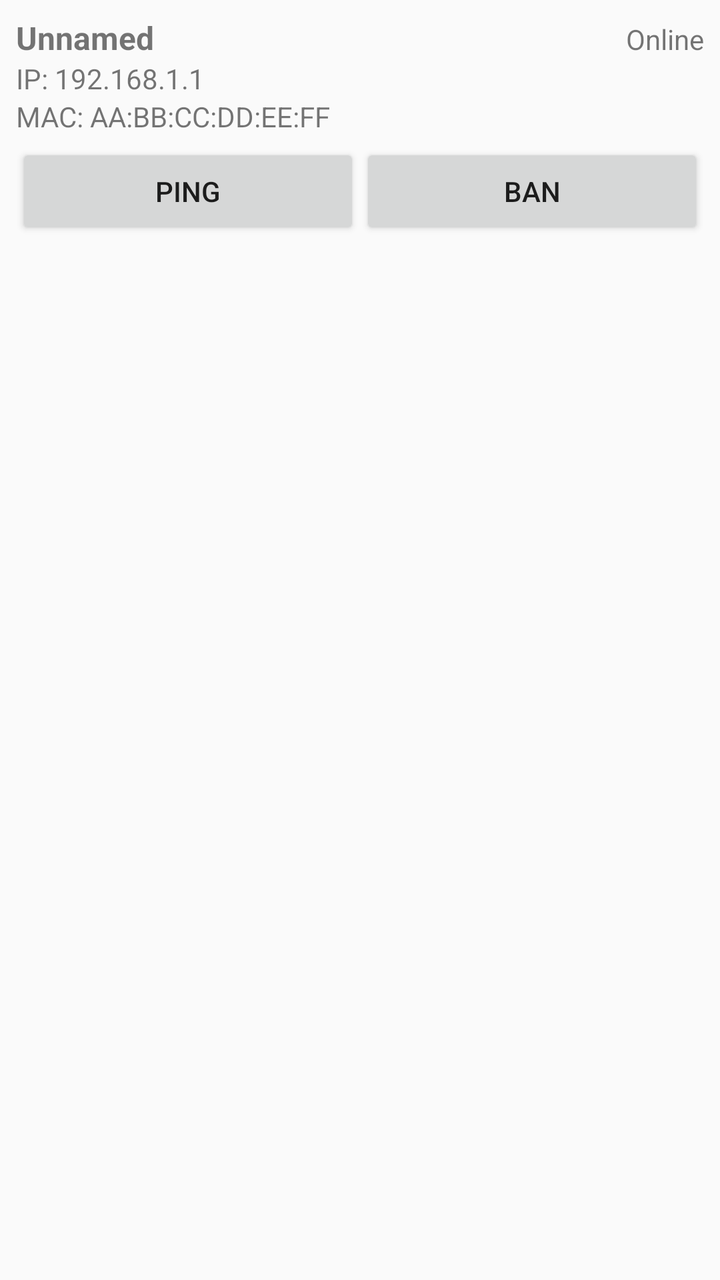
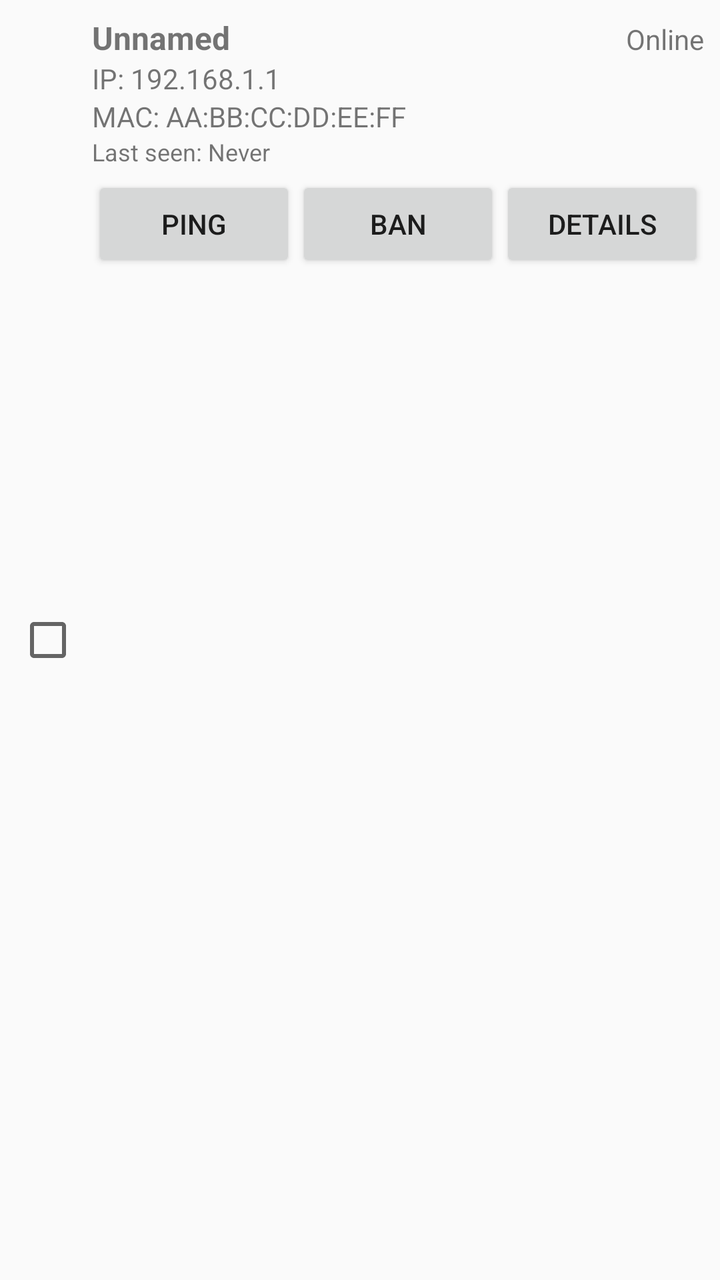

An Android layout rendered at two revisions. The XML below is the earlier revision; the diff shows what the commit changed to produce the second picture.
<!-- AndroidManifest.xml: application theme Theme.AppCompat.Light.DarkActionBar -->
<!-- res/layout/item_device.xml -->
<?xml version="1.0" encoding="utf-8"?>
<LinearLayout xmlns:android="http://schemas.android.com/apk/res/android"
    android:layout_width="match_parent"
    android:layout_height="wrap_content"
    android:orientation="vertical"
    android:padding="8dp"
    android:layout_marginBottom="4dp"
    >

    <LinearLayout android:layout_width="match_parent" android:layout_height="wrap_content" android:orientation="horizontal">
        <TextView android:id="@+id/tv_name" android:layout_width="0dp" android:layout_weight="1" android:layout_height="wrap_content" android:textSize="16sp" android:textStyle="bold" android:text="Unnamed" />
        <TextView android:id="@+id/tv_status" android:layout_width="wrap_content" android:layout_height="wrap_content" android:text="Online" />
    </LinearLayout>
    <TextView android:id="@+id/tv_ip" android:layout_width="match_parent" android:layout_height="wrap_content" android:text="IP: 192.168.1.1" />
    <TextView android:id="@+id/tv_mac" android:layout_width="match_parent" android:layout_height="wrap_content" android:text="MAC: AA:BB:CC:DD:EE:FF" />

    <LinearLayout android:layout_width="match_parent" android:layout_height="wrap_content" android:orientation="horizontal" android:layout_marginTop="4dp">
        <Button android:id="@+id/btn_ping" android:layout_width="0dp" android:layout_weight="1" android:layout_height="wrap_content" android:text="Ping" />
        <Button android:id="@+id/btn_ban" android:layout_width="0dp" android:layout_weight="1" android:layout_height="wrap_content" android:text="Ban" />
    </LinearLayout>
</LinearLayout>
<!-- resources referenced by this layout -->
<resources>

</resources>

<!-- the commit's change to res/layout/item_device.xml (unified diff, before → after) -->
@@ -2,20 +2,91 @@
 <LinearLayout xmlns:android="http://schemas.android.com/apk/res/android"
     android:layout_width="match_parent"
     android:layout_height="wrap_content"
-    android:orientation="vertical"
+    android:orientation="horizontal"
     android:padding="8dp"
-    android:layout_marginBottom="4dp"
-    >
+    android:layout_marginBottom="4dp">
 
-    <LinearLayout android:layout_width="match_parent" android:layout_height="wrap_content" android:orientation="horizontal">
-        <TextView android:id="@+id/tv_name" android:layout_width="0dp" android:layout_weight="1" android:layout_height="wrap_content" android:textSize="16sp" android:textStyle="bold" android:text="Unnamed" />
-        <TextView android:id="@+id/tv_status" android:layout_width="wrap_content" android:layout_height="wrap_content" android:text="Online" />
+    <CheckBox
+        android:id="@+id/cb_select"
+        android:layout_width="wrap_content"
+        android:layout_height="wrap_content"
+        android:layout_gravity="center_vertical" />
+
+    <LinearLayout
+        android:layout_width="0dp"
+        android:layout_weight="1"
+        android:layout_height="wrap_content"
+        android:orientation="vertical"
+        android:layout_marginStart="6dp">
+
+        <LinearLayout
+            android:layout_width="match_parent"
+            android:layout_height="wrap_content"
+            android:orientation="horizontal">
+
+            <TextView
+                android:id="@+id/tv_name"
+                android:layout_width="0dp"
+                android:layout_weight="1"
+                android:layout_height="wrap_content"
+                android:textSize="16sp"
+                android:textStyle="bold"
+                android:text="Unnamed" />
+
+            <TextView
+                android:id="@+id/tv_status"
+                android:layout_width="wrap_content"
+                android:layout_height="wrap_content"
+                android:text="Online" />
+        </LinearLayout>
+
+        <TextView
+            android:id="@+id/tv_ip"
+            android:layout_width="match_parent"
+            android:layout_height="wrap_content"
+            android:text="IP: 192.168.1.1" />
+
+        <TextView
+            android:id="@+id/tv_mac"
+            android:layout_width="match_parent"
+            android:layout_height="wrap_content"
+            android:text="MAC: AA:BB:CC:DD:EE:FF" />
+
+        <TextView
+            android:id="@+id/tv_last_seen"
+            android:layout_width="match_parent"
+            android:layout_height="wrap_content"
+            android:text="Last seen: Never"
+            android:textSize="12sp" />
+
+        <LinearLayout
+            android:layout_width="match_parent"
+            android:layout_height="wrap_content"
+            android:orientation="horizontal"
+            android:layout_marginTop="4dp">
+
+            <Button
+                android:id="@+id/btn_ping"
+                android:layout_width="0dp"
+                android:layout_weight="1"
+                android:layout_height="wrap_content"
+                android:text="Ping" />
+
+            <Button
+                android:id="@+id/btn_ban"
+                android:layout_width="0dp"
+                android:layout_weight="1"
+                android:layout_height="wrap_content"
+                android:text="Ban" />
+
+            <Button
+                android:id="@+id/btn_details"
+                android:layout_width="0dp"
+                android:layout_weight="1"
+                android:layout_height="wrap_content"
+                android:text="Details" />
+        </LinearLayout>
+
     </LinearLayout>
-    <TextView android:id="@+id/tv_ip" android:layout_width="match_parent" android:layout_height="wrap_content" android:text="IP: 192.168.1.1" />
-    <TextView android:id="@+id/tv_mac" android:layout_width="match_parent" android:layout_height="wrap_content" android:text="MAC: AA:BB:CC:DD:EE:FF" />
 
-    <LinearLayout android:layout_width="match_parent" android:layout_height="wrap_content" android:orientation="horizontal" android:layout_marginTop="4dp">
-        <Button android:id="@+id/btn_ping" android:layout_width="0dp" android:layout_weight="1" android:layout_height="wrap_content" android:text="Ping" />
-        <Button android:id="@+id/btn_ban" android:layout_width="0dp" android:layout_weight="1" android:layout_height="wrap_content" android:text="Ban" />
-    </LinearLayout>
 </LinearLayout>
